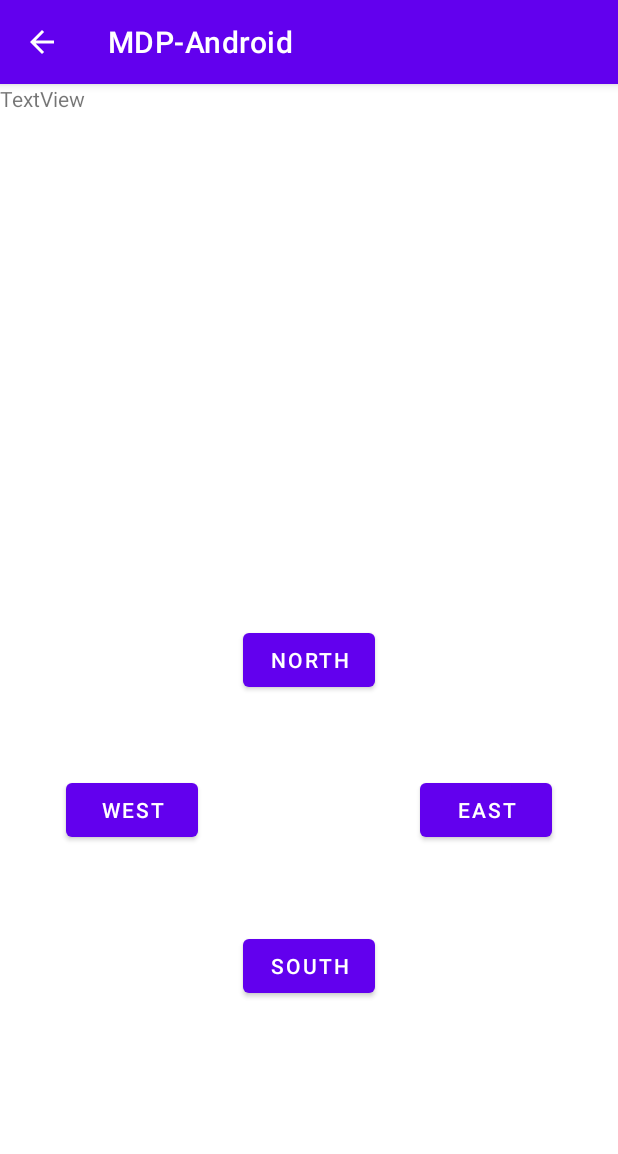
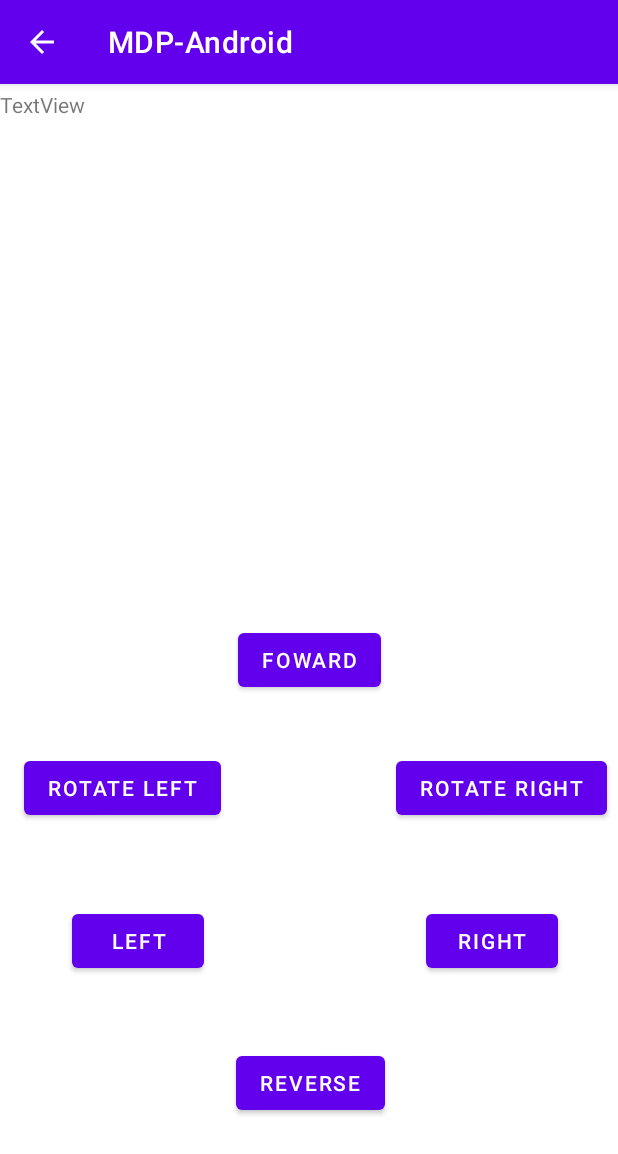
Before and after one commit to Aditya239233/MDP, an Android app: the interactive_control screen opened directly, with no data from a screen before it, on a phone screen of 412 x 824 dp. Shown: the top 1154 px of the screen. Run offline under Robolectric (Android 15) with nearby library versions, the phone set to English and light mode, and no system bars.

Commit message:
add buttons for rotate left and right, retidy

```diff
--- a/Android/app/src/main/java/com/example/mdp_android/interactive_control.java
+++ b/Android/app/src/main/java/com/example/mdp_android/interactive_control.java
@@ -27,10 +27,12 @@ public class interactive_control extends AppCompatActivity {
     protected void onCreate(Bundle savedInstanceState) {
         super.onCreate(savedInstanceState);
         setContentView(R.layout.interactive_control_layout);
-        Button north_button = findViewById(R.id.button4);
-        Button south_button = findViewById(R.id.button5);
-        Button west_button = findViewById(R.id.button6);
-        Button east_button = findViewById(R.id.button7);
+        Button foward_button = findViewById(R.id.button4);
+        Button reverse_button = findViewById(R.id.button5);
+        Button left_button = findViewById(R.id.button6);
+        Button right_button = findViewById(R.id.button7);
+        Button rotate_left_button = findViewById(R.id.button9);
+        Button rotate_right_button = findViewById(R.id.button8);
         TextView showReceived = findViewById(R.id.showReceived);
         BroadcastReceiver messageReceiver = new BroadcastReceiver() {
             @Override
@@ -40,7 +42,7 @@ public class interactive_control extends AppCompatActivity {
             }
         };
         LocalBroadcastManager.getInstance(this).registerReceiver(messageReceiver, new IntentFilter("incomingMessage"));
-        north_button.setOnClickListener(new View.OnClickListener() {
+        foward_button.setOnClickListener(new View.OnClickListener() {
             @Override
             public void onClick(View v) {
                 String message = "f";
@@ -51,7 +53,7 @@ public class interactive_control extends AppCompatActivity {
             }
         });
 
-        south_button.setOnClickListener(new View.OnClickListener() {
+        reverse_button.setOnClickListener(new View.OnClickListener() {
             @Override
             public void onClick(View v) {
                 String message = "r";
@@ -62,7 +64,7 @@ public class interactive_control extends AppCompatActivity {
             }
         });
 
-        west_button.setOnClickListener(new View.OnClickListener() {
+        left_button.setOnClickListener(new View.OnClickListener() {
             @Override
             public void onClick(View v) {
                 String message = "sl";
@@ -73,7 +75,7 @@ public class interactive_control extends AppCompatActivity {
             }
         });
 
-        east_button.setOnClickListener(new View.OnClickListener() {
+        right_button.setOnClickListener(new View.OnClickListener() {
             @Override
             public void onClick(View v) {
                 String message = "sr";
@@ -83,10 +85,32 @@ public class interactive_control extends AppCompatActivity {
                 }
             }
         });
-//        east_button.setTag("east_button");
+
+        rotate_left_button.setOnClickListener(new View.OnClickListener() {
+            @Override
+            public void onClick(View v) {
+                String message = "tl";
+                if (BluetoothConnectionService.BluetoothConnectionStatus == true) {
+                    byte[] bytes = message.getBytes(Charset.defaultCharset());
+                    BluetoothConnectionService.write(bytes);
+                }
+            }
+        });
+
+        rotate_right_button.setOnClickListener(new View.OnClickListener() {
+            @Override
+            public void onClick(View v) {
+                String message = "tr";
+                if (BluetoothConnectionService.BluetoothConnectionStatus == true) {
+                    byte[] bytes = message.getBytes(Charset.defaultCharset());
+                    BluetoothConnectionService.write(bytes);
+                }
+            }
+        });
+//        right_button.setTag("right_button");
 //        // Sets a long click listener for the ImageView using an anonymous listener object that
 //// implements the OnLongClickListener interface
-//        east_button.setOnLongClickListener(new View.OnLongClickListener() {
+//        right_button.setOnLongClickListener(new View.OnLongClickListener() {
 //
 //            // Defines the one method for the interface, which is called when the View is long-clicked
 //            public boolean onLongClick(View v) {
@@ -107,7 +131,7 @@ public class interactive_control extends AppCompatActivity {
 //                        item);
 //
 //                // Instantiates the drag shadow builder.
-//                View.DragShadowBuilder myShadow = new MyDragShadowBuilder(east_button);
+//                View.DragShadowBuilder myShadow = new MyDragShadowBuilder(right_button);
 //
 //                // Starts the drag
 //
--- a/Android/app/src/main/res/layout/interactive_control_layout.xml
+++ b/Android/app/src/main/res/layout/interactive_control_layout.xml
@@ -10,6 +10,7 @@
         android:id="@+id/showReceived"
         android:layout_width="match_parent"
         android:layout_height="wrap_content"
+        android:layout_marginTop="4dp"
         android:text="TextView"
         app:layout_constraintTop_toTopOf="parent"
         tools:layout_editor_absoluteX="0dp" />
@@ -18,7 +19,7 @@
         android:id="@+id/button4"
         android:layout_width="wrap_content"
         android:layout_height="wrap_content"
-        android:text="North"
+        android:text="Foward"
         app:layout_constraintBottom_toBottomOf="parent"
         app:layout_constraintEnd_toEndOf="parent"
         app:layout_constraintStart_toStartOf="parent"
@@ -28,32 +29,58 @@
         android:id="@+id/button5"
         android:layout_width="wrap_content"
         android:layout_height="wrap_content"
-        android:text="South"
+        android:text="Reverse"
         app:layout_constraintBottom_toBottomOf="parent"
         app:layout_constraintEnd_toEndOf="parent"
+        app:layout_constraintHorizontal_bias="0.504"
         app:layout_constraintStart_toStartOf="parent"
-        app:layout_constraintTop_toBottomOf="@+id/button4" />
+        app:layout_constraintTop_toBottomOf="@+id/button4"
+        app:layout_constraintVertical_bias="0.75" />
 
     <Button
         android:id="@+id/button6"
         android:layout_width="wrap_content"
         android:layout_height="wrap_content"
-        android:layout_marginStart="44dp"
-        android:text="West"
+        android:layout_marginStart="48dp"
+        android:text="Left"
         app:layout_constraintBottom_toTopOf="@+id/button5"
         app:layout_constraintStart_toStartOf="parent"
         app:layout_constraintTop_toBottomOf="@+id/button4"
-        app:layout_constraintVertical_bias="0.484" />
+        app:layout_constraintVertical_bias="0.75" />
 
     <Button
         android:id="@+id/button7"
         android:layout_width="wrap_content"
         android:layout_height="wrap_content"
-        android:layout_marginEnd="44dp"
-        android:text="East"
+        android:layout_marginEnd="40dp"
+        android:text="Right"
         app:layout_constraintBottom_toTopOf="@+id/button5"
         app:layout_constraintEnd_toEndOf="parent"
         app:layout_constraintTop_toBottomOf="@+id/button4"
-        app:layout_constraintVertical_bias="0.484" />
+        app:layout_constraintVertical_bias="0.75" />
+
+    <Button
+        android:id="@+id/button9"
+        android:layout_width="wrap_content"
+        android:layout_height="wrap_content"
+        android:text="Rotate Left"
+        app:layout_constraintBottom_toTopOf="@+id/button6"
+        app:layout_constraintEnd_toStartOf="@+id/button4"
+        app:layout_constraintHorizontal_bias="0.593"
+        app:layout_constraintStart_toStartOf="parent"
+        app:layout_constraintTop_toBottomOf="@+id/button4"
+        app:layout_constraintVertical_bias="0.407" />
+
+    <Button
+        android:id="@+id/button8"
+        android:layout_width="wrap_content"
+        android:layout_height="wrap_content"
+        android:text="Rotate Right"
+        app:layout_constraintBottom_toTopOf="@+id/button7"
+        app:layout_constraintEnd_toEndOf="parent"
+        app:layout_constraintHorizontal_bias="0.593"
+        app:layout_constraintStart_toEndOf="@+id/button4"
+        app:layout_constraintTop_toBottomOf="@+id/button4"
+        app:layout_constraintVertical_bias="0.407" />
 
 </androidx.constraintlayout.widget.ConstraintLayout>
```
